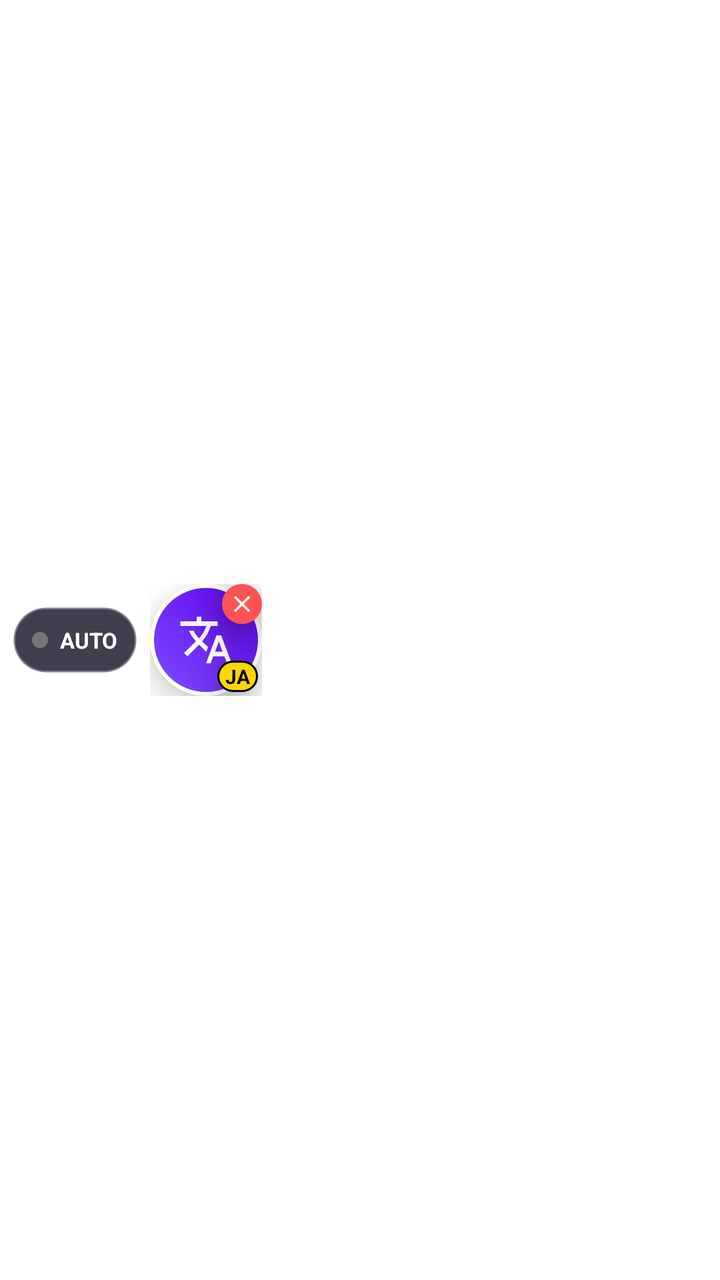
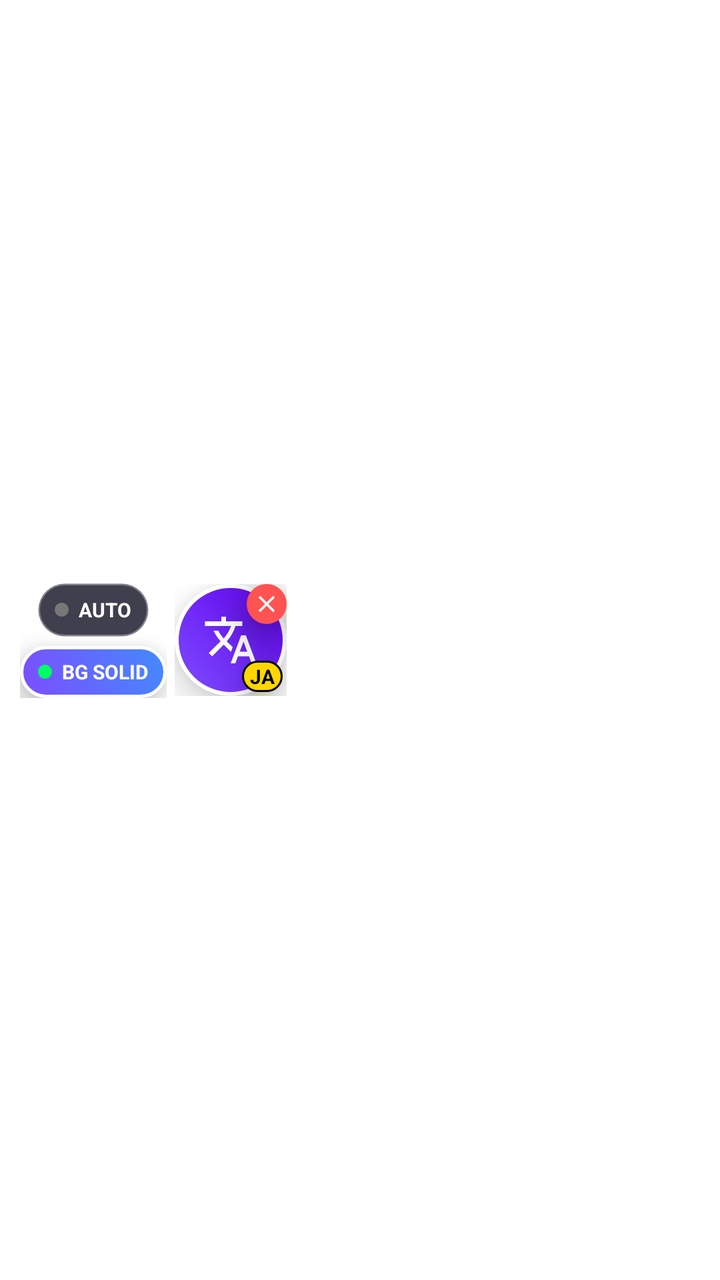

Compare the two renders of this Android layout. The source of the first and the diff that turns it into the second are given below.
<!-- AndroidManifest.xml: application theme Theme.MaterialComponents.DayNight.NoActionBar -->
<!-- res/layout/floating_bubble.xml -->
<?xml version="1.0" encoding="utf-8"?>
<LinearLayout xmlns:android="http://schemas.android.com/apk/res/android"
    android:layout_width="wrap_content"
    android:layout_height="wrap_content"
    android:clipToPadding="false"
    android:gravity="center_vertical"
    android:orientation="horizontal"
    android:padding="6dp">

    
    <FrameLayout
        android:id="@+id/btnToggleAuto"
        android:layout_width="wrap_content"
        android:layout_height="34dp"
        android:layout_marginEnd="6dp"
        android:background="@drawable/bg_auto_toggle_off"
        android:clickable="true"
        android:elevation="10dp"
        android:focusable="true"
        android:foreground="?android:attr/selectableItemBackground"
        android:paddingStart="10dp"
        android:paddingEnd="10dp">

        <LinearLayout
            android:layout_width="wrap_content"
            android:layout_height="wrap_content"
            android:layout_gravity="center"
            android:gravity="center_vertical"
            android:orientation="horizontal">

            <View
                android:id="@+id/viewAutoDot"
                android:layout_width="8dp"
                android:layout_height="8dp"
                android:layout_marginEnd="6dp"
                android:background="@drawable/bg_auto_dot_off" />

            <TextView
                android:id="@+id/tvAutoText"
                android:layout_width="wrap_content"
                android:layout_height="wrap_content"
                android:text="AUTO"
                android:textColor="#FFFFFF"
                android:textSize="11sp"
                android:textStyle="bold" />
        </LinearLayout>
    </FrameLayout>

    
    <FrameLayout
        android:layout_width="wrap_content"
        android:layout_height="wrap_content"
        android:clipToPadding="false">

        <FrameLayout
            android:id="@+id/btnFloatingMain"
            android:layout_width="56dp"
            android:layout_height="56dp"
            android:layout_gravity="center"
            android:background="@drawable/bg_floating_bubble"
            android:clickable="true"
            android:elevation="10dp"
            android:focusable="true"
            android:foreground="?android:attr/selectableItemBackgroundBorderless">

            <ImageView
                android:id="@+id/ivIcon"
                android:layout_width="28dp"
                android:layout_height="28dp"
                android:layout_gravity="center"
                android:contentDescription="@string/cd_translate"
                android:src="@drawable/ic_translate" />

            <ProgressBar
                android:id="@+id/pbLoading"
                android:layout_width="32dp"
                android:layout_height="32dp"
                android:layout_gravity="center"
                android:indeterminateTint="#FFFFFF"
                android:visibility="gone" />
        </FrameLayout>

        
        <TextView
            android:id="@+id/tvLangBadge"
            android:layout_width="wrap_content"
            android:layout_height="wrap_content"
            android:layout_gravity="bottom|end"
            android:layout_marginEnd="2dp"
            android:layout_marginBottom="2dp"
            android:background="@drawable/bg_lang_badge"
            android:elevation="12dp"
            android:text="JA"
            android:textColor="#000000"
            android:textSize="10sp"
            android:textStyle="bold" />

        
        <ImageView
            android:id="@+id/btnCloseFloating"
            android:layout_width="20dp"
            android:layout_height="20dp"
            android:layout_gravity="top|end"
            android:background="@drawable/bg_lang_badge"
            android:backgroundTint="#FF5252"
            android:contentDescription="@string/cd_clear"
            android:elevation="12dp"
            android:padding="3dp"
            android:src="@drawable/ic_clear" />
    </FrameLayout>

</LinearLayout>
<!-- resources referenced by this layout -->
<resources>
  <!-- drawable bg_auto_dot_off (drawable) -->
  <?xml version="1.0" encoding="utf-8"?>
  <shape xmlns:android="http://schemas.android.com/apk/res/android"
      android:shape="oval">
      <solid android:color="#777777" />
  </shape>
  <!-- drawable bg_auto_toggle_off (drawable) -->
  <?xml version="1.0" encoding="utf-8"?>
  <shape xmlns:android="http://schemas.android.com/apk/res/android"
      android:shape="rectangle">
      <solid android:color="#D91E1E2E" />
      <corners android:radius="18dp" />
      <stroke
          android:width="1.5dp"
          android:color="#55FFFFFF" />
  </shape>
  <!-- drawable bg_floating_bubble (drawable) -->
  <?xml version="1.0" encoding="utf-8"?>
  <shape xmlns:android="http://schemas.android.com/apk/res/android"
      android:shape="oval">
      <gradient
          android:angle="45"
          android:startColor="#7C4DFF"
          android:endColor="#6200EE"
          android:type="linear" />
      <stroke
          android:width="2dp"
          android:color="#FFFFFF" />
  </shape>
  <!-- drawable bg_lang_badge (drawable) -->
  <?xml version="1.0" encoding="utf-8"?>
  <shape xmlns:android="http://schemas.android.com/apk/res/android"
      android:shape="rectangle">
      <solid android:color="#FFD600" />
      <corners android:radius="10dp" />
      <stroke android:width="1dp" android:color="#000000" />
      <padding
          android:left="4dp"
          android:top="1dp"
          android:right="4dp"
          android:bottom="1dp" />
  </shape>
  <!-- drawable ic_clear (drawable) -->
  <vector xmlns:android="http://schemas.android.com/apk/res/android"
      android:width="24dp"
      android:height="24dp"
      android:viewportWidth="24"
      android:viewportHeight="24">
      <path
          android:fillColor="@android:color/white"
          android:pathData="M19,6.41L17.59,5 12,10.59 6.41,5 5,6.41 10.59,12 5,17.59 6.41,19 12,13.41 17.59,19 19,17.59 13.41,12z"/>
  </vector>
  <!-- drawable ic_translate (drawable) -->
  <vector xmlns:android="http://schemas.android.com/apk/res/android"
      android:width="24dp"
      android:height="24dp"
      android:viewportWidth="24"
      android:viewportHeight="24">
      <path
          android:fillColor="@android:color/white"
          android:pathData="M12.87,15.07l-2.54,-2.51 0.03,-0.03c1.74,-1.94 2.98,-4.17 3.71,-6.53H17V4h-7V2H8v2H1v1.99h11.17C11.5,7.92 10.44,9.75 9,11.35 8.07,10.32 7.3,9.19 6.69,8h-2c0.73,1.63 1.73,3.17 2.98,4.56l-5.09,5.02L4,19l5,-5 3.11,3.11 0.76,-2.04zM18.5,10h-2L12,22h2l1.12,-3h4.75L21,22h2l-4.5,-12zm-2.62,7l1.62,-4.33L19.12,17h-3.24z"/>
  </vector>
  <string name="cd_clear">Tutup tombol melayang</string>
  <string name="cd_translate">Pindai dan terjemahkan layar</string>
</resources>

<!-- the commit's change to res/layout/floating_bubble.xml (unified diff, before → after) -->
@@ -1,5 +1,6 @@
 <?xml version="1.0" encoding="utf-8"?>
 <LinearLayout xmlns:android="http://schemas.android.com/apk/res/android"
+    android:id="@+id/llFloatingRoot"
     android:layout_width="wrap_content"
     android:layout_height="wrap_content"
     android:clipToPadding="false"
@@ -8,46 +9,96 @@
     android:padding="6dp">
 
     
-    <FrameLayout
-        android:id="@+id/btnToggleAuto"
+    <LinearLayout
+        android:id="@+id/llControlPills"
         android:layout_width="wrap_content"
-        android:layout_height="34dp"
-        android:layout_marginEnd="6dp"
-        android:background="@drawable/bg_auto_toggle_off"
-        android:clickable="true"
-        android:elevation="10dp"
-        android:focusable="true"
-        android:foreground="?android:attr/selectableItemBackground"
-        android:paddingStart="10dp"
-        android:paddingEnd="10dp">
+        android:layout_height="wrap_content"
+        android:layout_marginStart="4dp"
+        android:layout_marginEnd="4dp"
+        android:gravity="center"
+        android:orientation="vertical">
 
-        <LinearLayout
+        
+        <FrameLayout
+            android:id="@+id/btnToggleAuto"
             android:layout_width="wrap_content"
-            android:layout_height="wrap_content"
-            android:layout_gravity="center"
-            android:gravity="center_vertical"
-            android:orientation="horizontal">
+            android:layout_height="28dp"
+            android:background="@drawable/bg_auto_toggle_off"
+            android:clickable="true"
+            android:elevation="10dp"
+            android:focusable="true"
+            android:foreground="?android:attr/selectableItemBackground"
+            android:paddingStart="9dp"
+            android:paddingEnd="9dp">
 
-            <View
-                android:id="@+id/viewAutoDot"
-                android:layout_width="8dp"
-                android:layout_height="8dp"
-                android:layout_marginEnd="6dp"
-                android:background="@drawable/bg_auto_dot_off" />
-
-            <TextView
-                android:id="@+id/tvAutoText"
+            <LinearLayout
                 android:layout_width="wrap_content"
                 android:layout_height="wrap_content"
-                android:text="AUTO"
-                android:textColor="#FFFFFF"
-                android:textSize="11sp"
-                android:textStyle="bold" />
-        </LinearLayout>
-    </FrameLayout>
+                android:layout_gravity="center"
+                android:gravity="center_vertical"
+                android:orientation="horizontal">
+
+                <View
+                    android:id="@+id/viewAutoDot"
+                    android:layout_width="7dp"
+                    android:layout_height="7dp"
+                    android:layout_marginEnd="5dp"
+                    android:background="@drawable/bg_auto_dot_off" />
+
+                <TextView
+                    android:id="@+id/tvAutoText"
+                    android:layout_width="wrap_content"
+                    android:layout_height="wrap_content"
+                    android:text="AUTO"
+                    android:textColor="#FFFFFF"
+                    android:textSize="10sp"
+                    android:textStyle="bold" />
+            </LinearLayout>
+        </FrameLayout>
+
+        
+        <FrameLayout
+            android:id="@+id/btnToggleBg"
+            android:layout_width="wrap_content"
+            android:layout_height="26dp"
+            android:layout_marginTop="4dp"
+            android:background="@drawable/bg_style_toggle_on"
+            android:clickable="true"
+            android:elevation="10dp"
+            android:focusable="true"
+            android:foreground="?android:attr/selectableItemBackground"
+            android:paddingStart="9dp"
+            android:paddingEnd="9dp">
+
+            <LinearLayout
+                android:layout_width="wrap_content"
+                android:layout_height="wrap_content"
+                android:layout_gravity="center"
+                android:gravity="center_vertical"
+                android:orientation="horizontal">
+
+                <View
+                    android:id="@+id/viewBgDot"
+                    android:layout_width="7dp"
+                    android:layout_height="7dp"
+                    android:layout_marginEnd="5dp"
+                    android:background="@drawable/bg_auto_dot_on" />
+
+                <TextView
+                    android:id="@+id/tvBgText"
+                    android:layout_width="wrap_content"
+                    android:layout_height="wrap_content"
+                    android:text="BG SOLID"
+                    android:textColor="#FFFFFF"
+                    android:textSize="10sp"
+                    android:textStyle="bold" />
+            </LinearLayout>
+        </FrameLayout>
+    </LinearLayout>
 
     
     <FrameLayout
+        android:id="@+id/flMainFabContainer"
         android:layout_width="wrap_content"
         android:layout_height="wrap_content"
         android:clipToPadding="false">
<!-- resource entries referenced after the edit -->
@@ -5,6 +5,12 @@
   <shape xmlns:android="http://schemas.android.com/apk/res/android"
       android:shape="oval">
       <solid android:color="#777777" />
+  </shape>
+  <!-- drawable bg_auto_dot_on (drawable) -->
+  <?xml version="1.0" encoding="utf-8"?>
+  <shape xmlns:android="http://schemas.android.com/apk/res/android"
+      android:shape="oval">
+      <solid android:color="#00FF66" />
   </shape>
   <!-- drawable bg_auto_toggle_off (drawable) -->
   <?xml version="1.0" encoding="utf-8"?>
@@ -42,6 +48,20 @@
           android:right="4dp"
           android:bottom="1dp" />
   </shape>
+  <!-- drawable bg_style_toggle_on (drawable) -->
+  <?xml version="1.0" encoding="utf-8"?>
+  <shape xmlns:android="http://schemas.android.com/apk/res/android"
+      android:shape="rectangle">
+      <gradient
+          android:angle="45"
+          android:startColor="#7C4DFF"
+          android:endColor="#448AFF"
+          android:type="linear" />
+      <corners android:radius="18dp" />
+      <stroke
+          android:width="1.5dp"
+          android:color="#FFFFFF" />
+  </shape>
   <!-- drawable ic_clear (drawable) -->
   <vector xmlns:android="http://schemas.android.com/apk/res/android"
       android:width="24dp"
